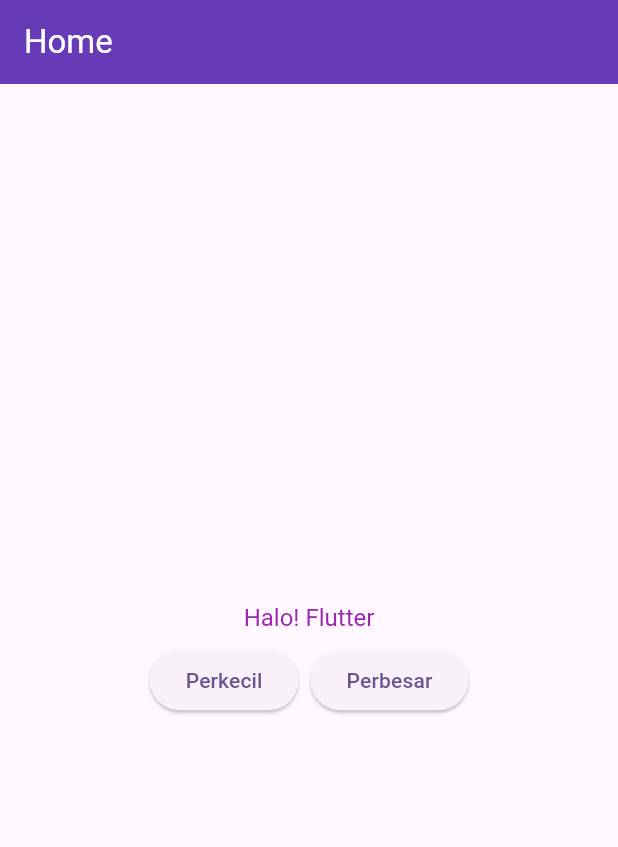
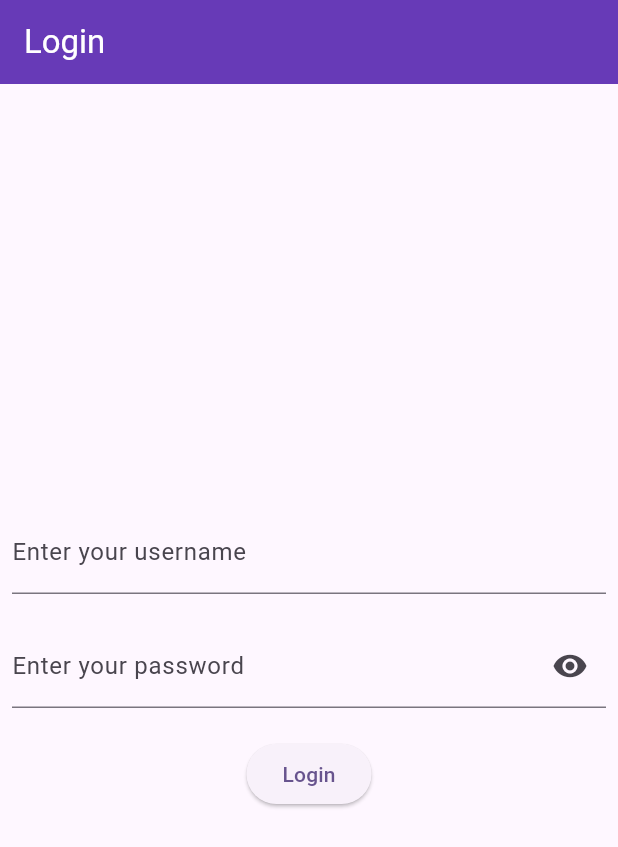
Before and after one commit to bayutp/dicoding-flutter-pemula, a Flutter app: the screen it shows after launch, on a phone screen of 412 x 824 dp. Shown: the top 847 px of the screen. Run offline on Flutter 3.47's test engine with Material 3 defaults, Android fonts, the phone set to English and light mode, and no system bars.

Commit message:
explore navigation with or without data

```diff
--- a/lib/main.dart
+++ b/lib/main.dart
@@ -16,86 +16,134 @@ class MyApp extends StatelessWidget {
       ),
       home: Scaffold(
         appBar: AppBar(
-          title: Text("Home", style: TextStyle(color: Colors.white)),
+          title: Text("Login", style: TextStyle(color: Colors.white)),
           backgroundColor: Colors.deepPurple,
         ),
-        body: Center(child: BiggerText(text: "Halo! Flutter")),
+        body: SafeArea(child: LoginScreenWithData()),
       ),
       // home: const MyHomePage(title: 'Flutter Demo Home Page'),
     );
   }
 }
 
-class Heading extends StatelessWidget {
-  final String text;
-
-  const Heading({super.key, required this.text});
+//navigation without data
+class LoginScreen extends StatelessWidget {
+  const LoginScreen({super.key});
 
   @override
   Widget build(BuildContext context) {
-    return Text(
-      text,
-      style: const TextStyle(fontSize: 24.0, fontWeight: FontWeight.bold),
+    return Center(
+      child: ElevatedButton(
+        onPressed: () {
+          Navigator.push(
+            context,
+            MaterialPageRoute(builder: (context) => const HomeScreen()),
+          );
+        },
+        child: Text('Submit'),
+      ),
     );
   }
 }
 
-class BiggerText extends StatefulWidget {
-  final String text;
-
-  const BiggerText({super.key, required this.text});
+class LoginScreenWithData extends StatefulWidget {
+  const LoginScreenWithData({super.key});
 
   @override
-  State<StatefulWidget> createState() => _BiggerTextState();
+  State<LoginScreenWithData> createState() => _LoginScreenWithDataState();
 }
 
-class _BiggerTextState extends State<BiggerText> {
-  double _textSize = 16.0;
-  final double _maxSize = 64.0;
-  final double _minSize = 16.0;
+class _LoginScreenWithDataState extends State<LoginScreenWithData> {
+  final _usernameController = TextEditingController();
+  final _passwordController = TextEditingController();
+  bool _hidePassword = true;
 
-  void _increaseTextSize() {
-    if (_textSize <= _maxSize) {
-      setState(() {
-        _textSize += 8.0;
-      });
-    }
-  }
-
-  void _decreaseTextSize() {
-    if (_textSize > _minSize) {
-      setState(() {
-        _textSize -= 8.0;
-      });
-    }
+  @override
+  Widget build(BuildContext context) {
+    return SafeArea(
+      child: Center(
+        child: Column(
+          mainAxisAlignment: MainAxisAlignment.center,
+          crossAxisAlignment: CrossAxisAlignment.center,
+          children: [
+            Padding(
+              padding: const EdgeInsets.symmetric(horizontal: 8.0),
+              child: TextFormField(
+                controller: _usernameController,
+                decoration: const InputDecoration(
+                  border: UnderlineInputBorder(),
+                  labelText: 'Enter your username',
+                ),
+              ),
+            ),
+            SizedBox(height: 20),
+            Padding(
+              padding: const EdgeInsets.symmetric(horizontal: 8.0),
+              child: TextFormField(
+                controller: _passwordController,
+                decoration: InputDecoration(
+                  border: UnderlineInputBorder(),
+                  labelText: 'Enter your password',
+                  suffixIcon: IconButton(
+                    onPressed: () {
+                      _hidePassword = !_hidePassword;
+                      setState(() {});
+                    },
+                    icon: Icon(
+                      _hidePassword ? Icons.visibility : Icons.visibility_off,
+                    ),
+                  ),
+                ),
+                obscureText: _hidePassword,
+              ),
+            ),
+            SizedBox(height: 20),
+            ElevatedButton(
+              onPressed: () {
+                Navigator.push(
+                  context,
+                  MaterialPageRoute(
+                    builder: (context) =>
+                        HomeScreen(username: _usernameController.text),
+                  ),
+                );
+              },
+              child: Text('Login'),
+            ),
+          ],
+        ),
+      ),
+    );
   }
 
   @override
+  void dispose() {
+    super.dispose();
+    _usernameController.dispose();
+    _passwordController.dispose();
+  }
+}
+
+class HomeScreen extends StatelessWidget {
+  final String username;
+  const HomeScreen({this.username = 'admin', super.key});
+
+  @override
   Widget build(BuildContext context) {
-    return Column(
-      mainAxisAlignment: MainAxisAlignment.center,
-      children: [
-        AnimatedDefaultTextStyle(
-          duration: const Duration(milliseconds: 300),
-          style: TextStyle(fontSize: _textSize, color: Colors.purple),
-          child: Text(widget.text),
+    return Scaffold(
+      appBar: AppBar(
+        title: Text('Home', style: TextStyle(color: Colors.white)),
+        backgroundColor: Colors.deepPurple,
+        iconTheme: IconThemeData(color: Colors.white),
+      ),
+      body: SafeArea(
+        child: Center(
+          child: Text(
+            'Welcome, $username!',
+            style: TextStyle(fontSize: 24, fontWeight: FontWeight.bold),
+          ),
         ),
-        const SizedBox(height: 8),
-        Row(
-          mainAxisAlignment: MainAxisAlignment.center,
-          children: [
-            ElevatedButton(
-              onPressed: _decreaseTextSize,
-              child: const Text("Perkecil"),
-            ),
-            SizedBox(width: 8),
-            ElevatedButton(
-              onPressed: _increaseTextSize,
-              child: const Text("Perbesar"),
-            ),
-          ],
-        ),
-      ],
+      ),
     );
   }
 }
```
